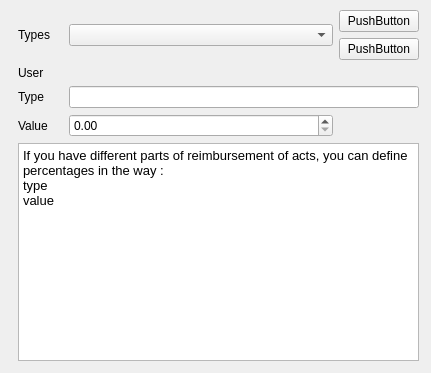
Old version of the form plugins/accountplugin/preferences/percentagespage.ui in the repository FreeHealth/freehealth.
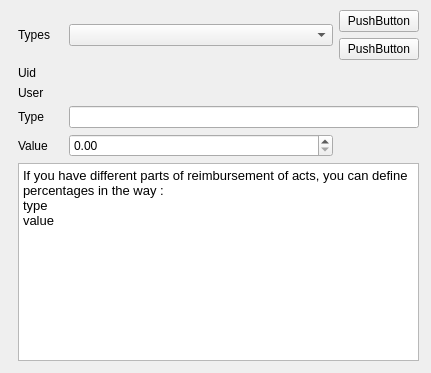
New version of the form.

Commit message: freeaccount:receipts ,predefined percentages

The edit to the form file:
```diff
--- a/plugins/accountplugin/preferences/percentagespage.ui
+++ b/plugins/accountplugin/preferences/percentagespage.ui
@@ -67,7 +67,7 @@
       </item>
      </layout>
     </item>
-    <item row="2" column="0" colspan="2">
+    <item row="3" column="0" colspan="2">
      <widget class="QLabel" name="typeLabel">
       <property name="minimumSize">
        <size>
@@ -83,7 +83,7 @@
       </property>
      </widget>
     </item>
-    <item row="2" column="2" colspan="2">
+    <item row="3" column="2" colspan="2">
      <widget class="QLineEdit" name="typeEdit">
       <property name="minimumSize">
        <size>
@@ -93,7 +93,7 @@
       </property>
      </widget>
     </item>
-    <item row="5" column="0" colspan="4">
+    <item row="6" column="0" colspan="4">
      <widget class="QTextBrowser" name="textBrowser">
       <property name="html">
        <string>&lt;!DOCTYPE HTML PUBLIC &quot;-//W3C//DTD HTML 4.0//EN&quot; &quot;http://www.w3.org/TR/REC-html40/strict.dtd&quot;&gt;
@@ -106,10 +106,10 @@
       </property>
      </widget>
     </item>
-    <item row="3" column="2">
+    <item row="4" column="2">
      <widget class="QDoubleSpinBox" name="valueDoubleSpinBox"/>
     </item>
-    <item row="3" column="3">
+    <item row="4" column="3">
      <spacer name="horizontalSpacer">
       <property name="orientation">
        <enum>Qt::Horizontal</enum>
@@ -122,7 +122,7 @@
       </property>
      </spacer>
     </item>
-    <item row="3" column="0" colspan="2">
+    <item row="4" column="0" colspan="2">
      <widget class="QLabel" name="valueLabel">
       <property name="text">
        <string>Value</string>
@@ -132,14 +132,14 @@
       </property>
      </widget>
     </item>
-    <item row="1" column="0" colspan="2">
+    <item row="2" column="0" colspan="2">
      <widget class="QLabel" name="userLabel">
       <property name="text">
        <string>User</string>
       </property>
      </widget>
     </item>
-    <item row="1" column="2" colspan="2">
+    <item row="2" column="2" colspan="2">
      <widget class="QLabel" name="userEditedLabel">
       <property name="text">
        <string/>
@@ -149,6 +149,20 @@
       </property>
      </widget>
     </item>
+    <item row="1" column="0" colspan="2">
+     <widget class="QLabel" name="uidLabel">
+      <property name="text">
+       <string>Uid</string>
+      </property>
+     </widget>
+    </item>
+    <item row="1" column="2" colspan="2">
+     <widget class="QLabel" name="percentUidLabel">
+      <property name="text">
+       <string/>
+      </property>
+     </widget>
+    </item>
    </layout>
   </widget>
  </widget>
```
The commit also changes 2 other files.
